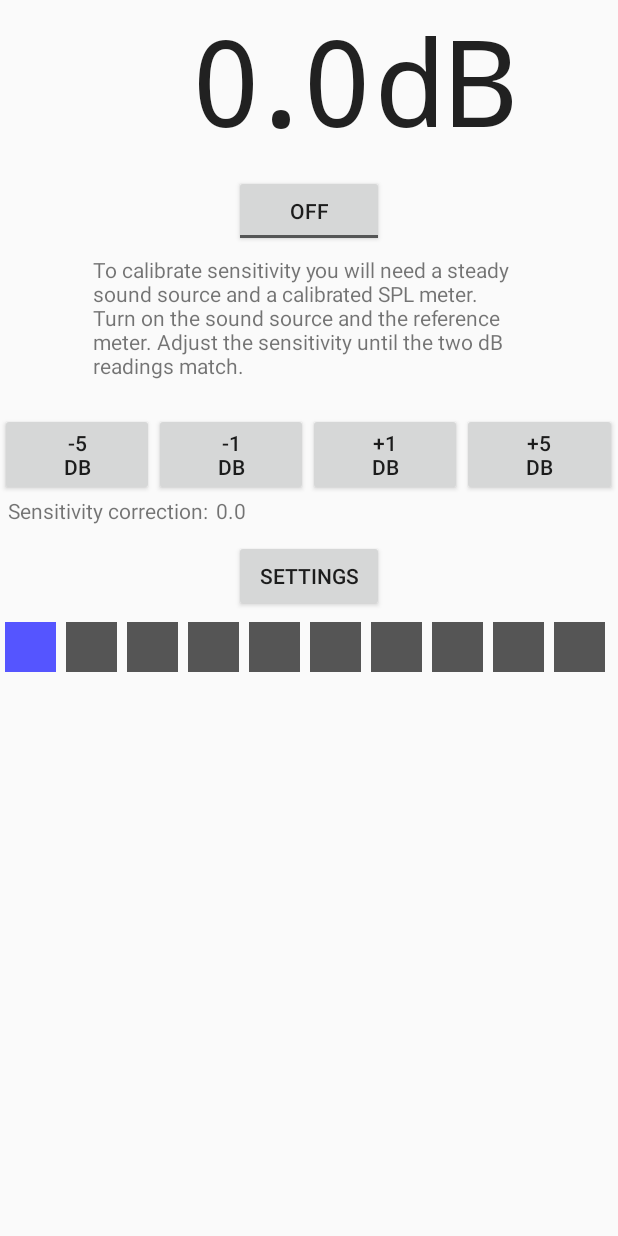
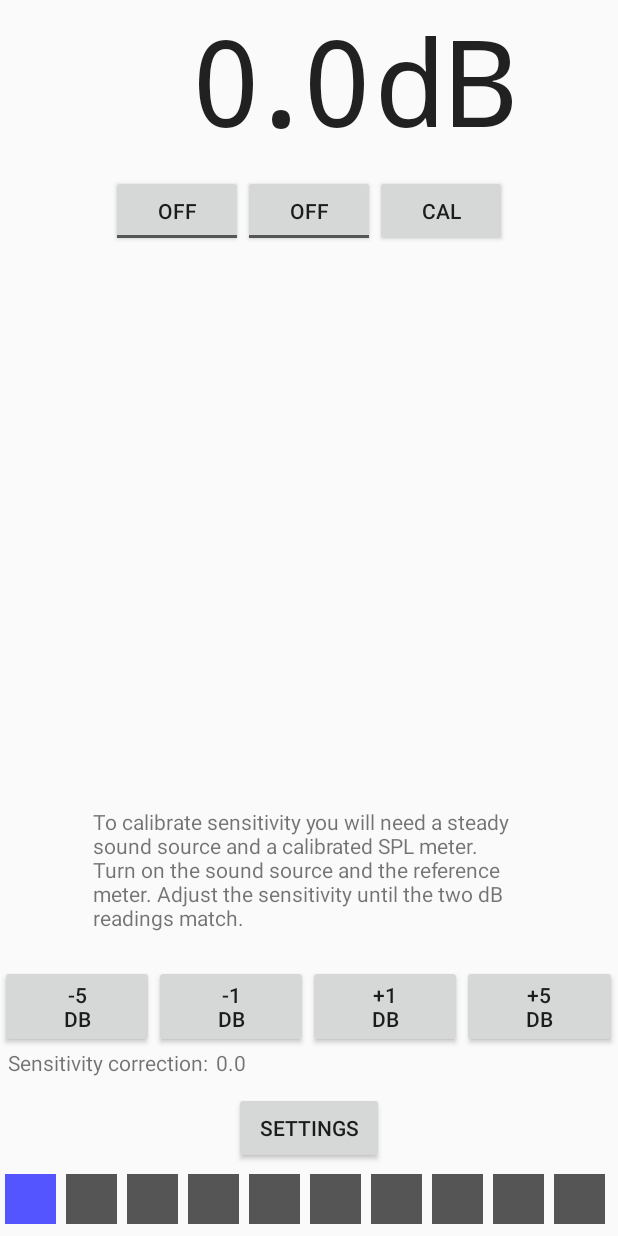
Before and after one commit to Leepee/BackgroundTrial, an Android app: the LevelMeterActivity screen opened directly, with no data from a screen before it, on a phone screen of 412 x 824 dp. Run offline under Robolectric (Android 15) with nearby library versions, the phone set to English and light mode, and no system bars; libraries missing offline, so code that uses them is left out: io.github.yavski.fabspeeddial.

Commit message:
New background messaging fork - fixed mobile messaging, various changes

```diff
--- a/app/src/main/java/me/leedavison/backgroundtrial/LevelMeterActivity.java
+++ b/app/src/main/java/me/leedavison/backgroundtrial/LevelMeterActivity.java
@@ -30,16 +30,7 @@ import java.text.DecimalFormat;
 
 import static me.leedavison.backgroundtrial.MainActivity.getContext;
 
-/**
- * This is the main activity of the SPL meter.
- *
- * This class owns a micInput object that encapsulates the audio input
- * stream. The micInput object calls the processAudioFrame method which
- * computes the RMS value etc. and the display is updated.
- *
- * @author Trausti Kristjansson
- *
- */
+
 public class LevelMeterActivity extends Activity implements
         MicrophoneInputListener {
 
@@ -66,7 +57,9 @@ public class LevelMeterActivity extends Activity implements
     private volatile boolean mDrawing;
     private volatile int mDrawingCollided;
 
-  /** Called when the activity is first created. */
+    /**
+     * Called when the activity is first created.
+     */
     @Override
     public void onCreate(Bundle savedInstanceState) {
         super.onCreate(savedInstanceState);
@@ -78,19 +71,24 @@ public class LevelMeterActivity extends Activity implements
         micInput = new MicrophoneInput(this);
 
         // Read the layout and construct.
-    setContentView(R.layout.main);
+        setContentView(R.layout.level_meter_main);
 
         // Get a handle that will be used in async thread post to update the
         // display.
-    mBarLevel = (BarLevelDrawable)findViewById(R.id.bar_level_drawable_view);
-    mdBTextView = (TextView)findViewById(R.id.dBTextView);
-    mdBFractionTextView = (TextView)findViewById(R.id.dBFractionTextView);
-    mGainTextView = (TextView)findViewById(R.id.gain);
+        mBarLevel = (BarLevelDrawable) findViewById(R.id.bar_level_drawable_view);
+        mdBTextView = (TextView) findViewById(R.id.dBTextView);
+        mdBFractionTextView = (TextView) findViewById(R.id.dBFractionTextView);
+        mGainTextView = (TextView) findViewById(R.id.gain);
 
         // Toggle Button handler.
 
-    final ToggleButton onOffButton=(ToggleButton)findViewById(
+        final ToggleButton onOffButton = (ToggleButton) findViewById(
                 R.id.on_off_toggle_button);
+        final ToggleButton signalOnOffButton = (ToggleButton) findViewById(
+                R.id.signal_source_toggle);
+        final Button calibrateButton = (Button) findViewById(
+                R.id.calibrate_button);
+
 
         // Sort out perms
 
@@ -121,35 +119,35 @@ public class LevelMeterActivity extends Activity implements
         // Level adjustment buttons.
 
         // Minus 5 dB button event handler.
-    Button minus5dbButton = (Button)findViewById(R.id.minus_5_db_button);
+        Button minus5dbButton = (Button) findViewById(R.id.minus_5_db_button);
         DbClickListener minus5dBButtonListener = new DbClickListener(-5.0);
         minus5dbButton.setOnClickListener(minus5dBButtonListener);
 
         // Minus 1 dB button event handler.
-    Button minus1dbButton = (Button)findViewById(R.id.minus_1_db_button);
+        Button minus1dbButton = (Button) findViewById(R.id.minus_1_db_button);
         DbClickListener minus1dBButtonListener = new DbClickListener(-1.0);
         minus1dbButton.setOnClickListener(minus1dBButtonListener);
 
         // Plus 1 dB button event handler.
-    Button plus1dbButton = (Button)findViewById(R.id.plus_1_db_button);
+        Button plus1dbButton = (Button) findViewById(R.id.plus_1_db_button);
         DbClickListener plus1dBButtonListener = new DbClickListener(1.0);
         plus1dbButton.setOnClickListener(plus1dBButtonListener);
 
         // Plus 5 dB button event handler.
-    Button plus5dbButton = (Button)findViewById(R.id.plus_5_db_button);
+        Button plus5dbButton = (Button) findViewById(R.id.plus_5_db_button);
         DbClickListener plus5dBButtonListener = new DbClickListener(5.0);
         plus5dbButton.setOnClickListener(plus5dBButtonListener);
 
 
         // Settings button, launches the settings dialog.
 
-    Button settingsButton=(Button)findViewById(R.id.settingsButton);
+        Button settingsButton = (Button) findViewById(R.id.settingsButton);
         Button.OnClickListener settingsBtnListener =
                 new Button.OnClickListener() {
 
                     @Override
                     public void onClick(View v) {
-        final ToggleButton onOffButton=(ToggleButton)findViewById(
+                        final ToggleButton onOffButton = (ToggleButton) findViewById(
                                 R.id.on_off_toggle_button);
                         onOffButton.setChecked(false);
                         LevelMeterActivity.this.micInput.stop();
@@ -174,9 +172,9 @@ public class LevelMeterActivity extends Activity implements
     }
 
     /**
-   *  This method gets called by the micInput object owned by this activity.
-   *  It first computes the RMS value and then it sets up a bit of
-   *  code/closure that runs on the UI thread that does the actual drawing.
+     * This method gets called by the micInput object owned by this activity.
+     * It first computes the RMS value and then it sets up a bit of
+     * code/closure that runs on the UI thread that does the actual drawing.
      */
     @Override
     public void processAudioFrame(short[] audioFrame) {
@@ -185,9 +183,9 @@ public class LevelMeterActivity extends Activity implements
             // Compute the RMS value. (Note that this does not remove DC).
             double rms = 0;
             for (int i = 0; i < audioFrame.length; i++) {
-        rms += audioFrame[i]*audioFrame[i];
+                rms += audioFrame[i] * audioFrame[i];
             }
-      rms = Math.sqrt(rms/audioFrame.length);
+            rms = Math.sqrt(rms / audioFrame.length);
 
             // Compute a smoothed version for less flickering of the display.
             mRmsSmoothed = mRmsSmoothed * mAlpha + (1 - mAlpha) * rms;
--- a/app/src/main/res/layout/main.xml
+++ b/app/src/main/res/layout/level_meter_main.xml
@@ -3,12 +3,12 @@
     android:layout_width="fill_parent"
     android:layout_height="fill_parent"
     android:gravity="center_horizontal"
-    android:orientation="vertical" >
+    android:orientation="vertical">
 
     <LinearLayout
         android:id="@+id/linearLayout2"
         android:layout_width="match_parent"
-        android:layout_height="wrap_content" >
+        android:layout_height="wrap_content">
 
         <TextView
             android:id="@+id/dBTextView"
@@ -52,12 +52,36 @@
 
     </LinearLayout>
 
-    <ToggleButton
-        android:id="@+id/on_off_toggle_button"
-        android:layout_width="100dp"
+    <LinearLayout
+        android:id="@+id/LinearLayout4"
+        android:layout_width="wrap_content"
         android:layout_height="wrap_content"
-        android:layout_marginTop="10dp"
-        android:text="On" />
+        android:layout_weight="0.25"
+        android:orientation="horizontal">
+
+        <ToggleButton
+            android:id="@+id/on_off_toggle_button"
+            android:layout_width="wrap_content"
+            android:layout_height="wrap_content"
+            android:layout_marginTop="10dp"
+            android:text="On" />
+
+        <ToggleButton
+            android:id="@+id/signal_source_toggle"
+            android:layout_width="wrap_content"
+            android:layout_height="wrap_content"
+            android:layout_marginTop="10dp"
+            android:text="On" />
+
+        <Button
+            android:id="@+id/calibrate_button"
+            android:layout_width="wrap_content"
+            android:layout_height="wrap_content"
+            android:layout_marginTop="10dp"
+            android:layout_weight="1"
+            android:text="Cal" />
+
+    </LinearLayout>
 
     <TextView
         android:id="@+id/textView2"
@@ -129,8 +153,9 @@
         android:layout_marginTop="10dp"
         android:text="Settings" />
 
-    <view class="me.leedavison.backgroundtrial.BarLevelDrawable"
+    <view
         android:id="@+id/bar_level_drawable_view"
+        class="me.leedavison.backgroundtrial.BarLevelDrawable"
         android:layout_width="fill_parent"
         android:layout_height="48dp" ></view>
 
--- a/app/src/main/res/menu/menu_main.xml
+++ b/app/src/main/res/menu/menu_main.xml
@@ -4,7 +4,12 @@
     tools:context=".MainActivity">
 
     <item android:id="@+id/action_settings"
+        android:orderInCategory="100"
         android:title="About"
-        android:orderInCategory="100"
         app:showAsAction="never" />
+    <item
+        android:id="@+id/findAppTest"
+        android:orderInCategory="99"
+        android:title="Find app test" />
+
 </menu>
--- a/app/src/main/res/values/strings.xml
+++ b/app/src/main/res/values/strings.xml
@@ -40,10 +40,8 @@
         <item>8000</item>
         <item>16000</item>
     </string-array>
-
-
-
-
+    <string name="title_activity_find_app_test">findAppTest</string>
+    <string name="title_activity_polly_test">PollyTest</string>
 
 
 </resources>
--- a/build.gradle
+++ b/build.gradle
@@ -5,7 +5,7 @@ buildscript {
         jcenter()
     }
     dependencies {
-        classpath 'com.android.tools.build:gradle:2.3.0'
+        classpath 'com.android.tools.build:gradle:2.3.3'
 
         // NOTE: Do not place your application dependencies here; they belong
         // in the individual module build.gradle files
```
Also changed, not shown: app/build.gradle (+5 -3 lines), app/src/main/AndroidManifest.xml (+15 -3 lines), app/src/main/java/me/leedavison/backgroundtrial/BackgroundService.java (+9 -22 lines), app/src/main/java/me/leedavison/backgroundtrial/MainActivity.java (+38 -13 lines), app/src/main/java/me/leedavison/backgroundtrial/MeasurementActivity.java (deleted, +0 -13 lines), app/src/main/java/me/leedavison/backgroundtrial/findAppTest.java (added, +96 -0 lines), app/src/main/res/layout/activity_find_app_test.xml (added, +33 -0 lines), app/src/main/res/layout/activity_measurement.xml (deleted, +0 -12 lines), app/src/main/res/layout/activity_polly_test.xml (added, +33 -0 lines), app/src/main/res/layout/content_find_app_test.xml (added, +11 -0 lines), app/src/main/res/layout/content_polly_test.xml (added, +11 -0 lines), 1 other file. Lines whose indentation alone changed are shown as unchanged.
